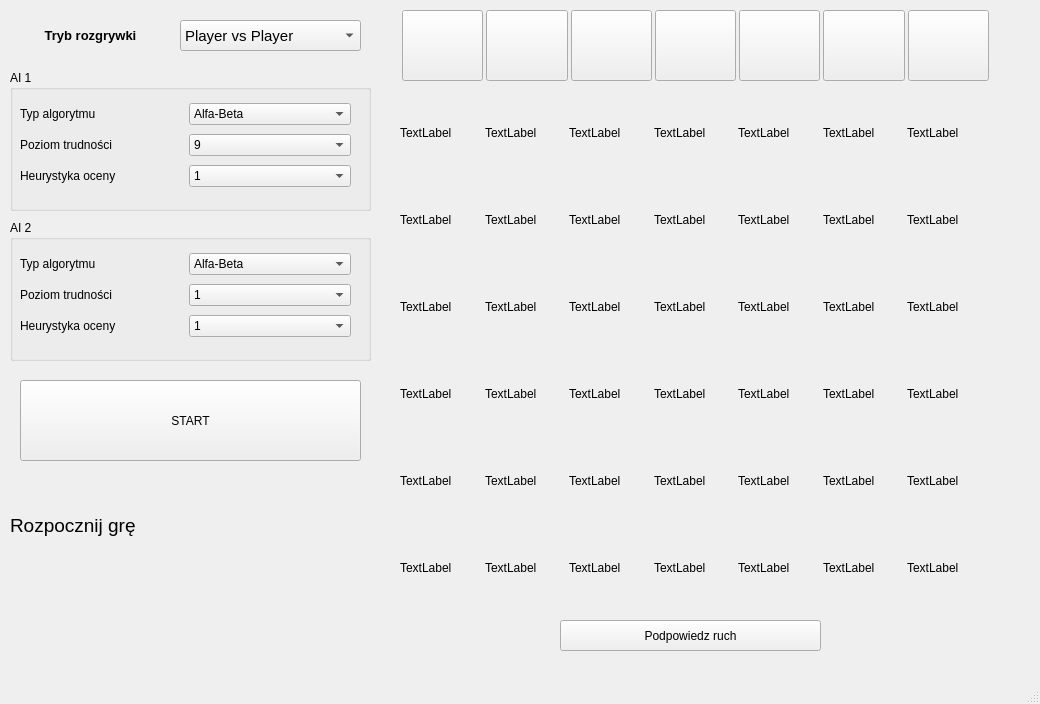
First picture: the form in mainwindow.ui, repository WimpPgK/Cpp__Connect4_alfaBeta_minMax, before the edit.
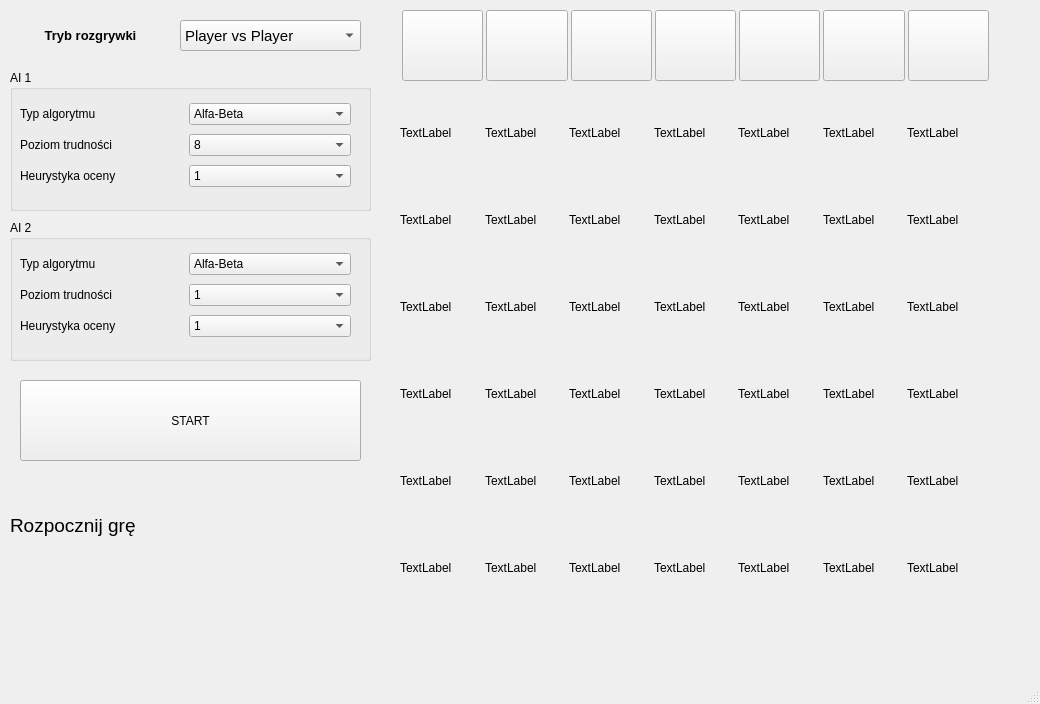
Second picture: the form after the edit.

The edit to the form file:
```diff
--- a/mainwindow.ui
+++ b/mainwindow.ui
@@ -459,19 +459,6 @@
      </item>
     </layout>
    </widget>
-   <widget class="QPushButton" name="button_podpowiedz">
-    <property name="geometry">
-     <rect>
-      <x>560</x>
-      <y>620</y>
-      <width>261</width>
-      <height>31</height>
-     </rect>
-    </property>
-    <property name="text">
-     <string>Podpowiedz ruch</string>
-    </property>
-   </widget>
    <widget class="QLabel" name="label_45">
     <property name="geometry">
      <rect>
@@ -594,6 +581,11 @@
       </item>
       <item row="2" column="1">
        <widget class="QComboBox" name="comboBox_poziomTrudnosci_1">
+        <item>
+         <property name="text">
+          <string>8</string>
+         </property>
+        </item>
         <item>
          <property name="text">
           <string>9</string>
```
Left out of the diff: 25 changed lines with no effect on the pictures.
